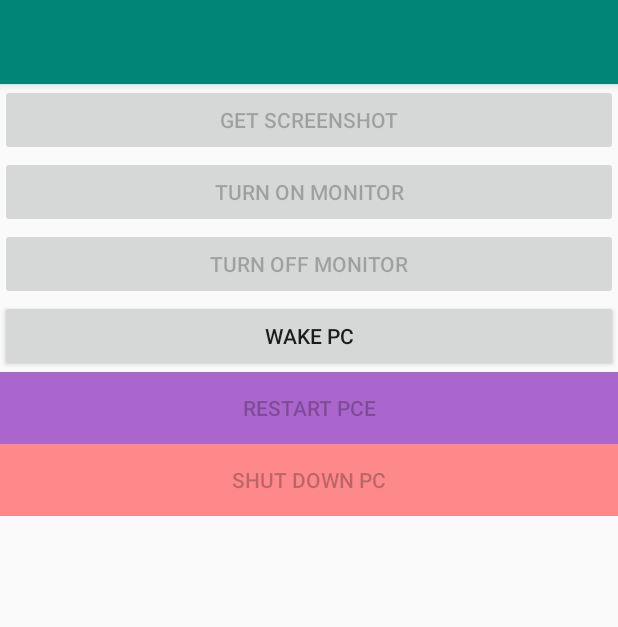
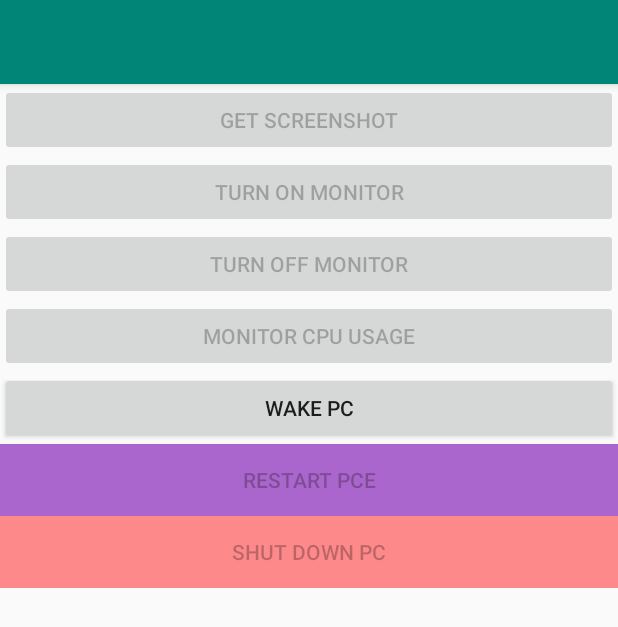
Before and after one commit to HusseinHroub/ClientUDPRemake, an Android app: the screen it shows after launch (MainActivity), on a phone screen of 412 x 824 dp. Shown: the top 627 px of the screen. Run offline under Robolectric (Android 15) with nearby library versions, the phone set to English and light mode, and no system bars; libraries missing offline, so code that uses them is left out: com.github.chrisbanes.photoview; plain views replace PhotoView; network calls fail; 2 statements that could not run were skipped.

Commit message:
Few fixesu

```diff
--- a/app/src/main/java/com/example/clientudpremake/activites/mainactivity/MainActivity.java
+++ b/app/src/main/java/com/example/clientudpremake/activites/mainactivity/MainActivity.java
@@ -14,8 +14,9 @@ import com.example.clientudpremake.broadcasts.wifi.WifiStateObserver;
 import com.example.clientudpremake.commands.Command;
 import com.example.clientudpremake.commands.receivers.ServerOnReceiveCommand;
 import com.example.clientudpremake.commands.senders.BroadcastSenderCommand;
+import com.example.clientudpremake.popups.FadeOutPopup;
+import com.example.clientudpremake.popups.PopUps;
 import com.example.clientudpremake.utilites.AddressesUtility;
-import com.example.clientudpremake.utilites.AnimationUtils;
 import com.example.clientudpremake.utilites.LogUtility;
 import com.example.clientudpremake.utilites.ThreadsUtilty;
 import com.example.clientudpremake.utilites.ToastUtility;
@@ -24,19 +25,28 @@ import com.example.clientudpremake.workers.websocket.WebSocketCommandsFactory;
 import com.google.android.material.navigation.NavigationView;
 
 import java.net.SocketException;
+import java.util.ArrayList;
+import java.util.List;
 
 public class MainActivity extends ActivityStateObservable implements NavigationView.OnNavigationItemSelectedListener, WifiStateObserver {
     private static final String IS_SERVER_ON = "isServerOn";
+    private List<PopUps> popUps;
 
     @Override
     protected void onCreate(Bundle savedInstanceState) {
         LogUtility.log("Application started");
         super.onCreate(savedInstanceState);
+        initPopups();
         setContentView(R.layout.activity_main_drawer);
         new ToolbarHelper(this).init();
         new BroadcastRegisterManager(new WifiBroadcastReceiver(this), this);
         initReceiveWorker();
 
+    }
+
+    private void initPopups() {
+        popUps = new ArrayList<>();
+        popUps.add(new FadeOutPopup(findViewById(R.id.image_container)));
     }
 
     private void initReceiveWorker() {
@@ -99,12 +109,21 @@ public class MainActivity extends ActivityStateObservable implements NavigationV
 
     @Override
     public void onBackPressed() {
-        View view = findViewById(R.id.image_container);
-        if (view.getVisibility() == View.VISIBLE) {
-            AnimationUtils.fadeOut(view);
-        } else {
+        boolean wasPopupRemoved = removePopup();
+        if (!wasPopupRemoved) {
             super.onBackPressed();
         }
+    }
 
+    private boolean removePopup() {
+        boolean wasPopupRemoved = false;
+        for (PopUps popUps : popUps) {
+            if (popUps.isVisible()) {
+                popUps.removeVisibility();
+                wasPopupRemoved = true;
+                break;
+            }
+        }
+        return wasPopupRemoved;
     }
 }
--- /dev/null
+++ b/app/src/main/java/com/example/clientudpremake/popups/FadeOutPopup.java
@@ -0,0 +1,19 @@
+package com.example.clientudpremake.popups;
+
+import android.view.View;
+
+import com.example.clientudpremake.utilites.AnimationUtils;
+import com.example.clientudpremake.utilites.LogUtility;
+
+public class FadeOutPopup extends PopUps {
+
+    public FadeOutPopup(View view) {
+        super(view);
+    }
+
+    @Override
+    public void removeVisibility() {
+        LogUtility.log("A popup is visible, fading it out!");
+        AnimationUtils.fadeOut(view);
+    }
+}
--- /dev/null
+++ b/app/src/main/java/com/example/clientudpremake/popups/PopUps.java
@@ -0,0 +1,18 @@
+package com.example.clientudpremake.popups;
+
+import android.view.View;
+
+public abstract class PopUps {
+    protected final View view;
+
+    public PopUps(View view) {
+        this.view = view;
+    }
+
+    public boolean isVisible() {
+        return view.getVisibility() == View.VISIBLE;
+    }
+
+    abstract public void removeVisibility();
+
+}
--- a/app/src/main/res/layout/activity_main.xml
+++ b/app/src/main/res/layout/activity_main.xml
@@ -35,6 +35,14 @@
             android:enabled="false"
             android:onClick="sendMessage"
             android:text="@string/offmoniotr" />
+
+        <Button
+            android:id="@+id/monitor_cpu_usage"
+            android:layout_width="match_parent"
+            android:layout_height="wrap_content"
+            android:enabled="false"
+            android:onClick="sendMessage"
+            android:text="Monitor CPU Usage" />
 
         <Button
             android:id="@+id/wakeButton"
@@ -76,5 +84,20 @@
             android:visibility="visible" />
     </RelativeLayout>
 
+    <RelativeLayout
+        android:layout_width="match_parent"
+        android:layout_height="match_parent"
+        android:background="#FFFFFF"
+        android:gravity="center"
+        android:visibility="gone">
+
+        <TextView
+            android:id="@+id/textView2"
+            android:layout_width="wrap_content"
+            android:layout_height="wrap_content"
+            android:text="CPU Usage: "
+            android:textSize="30sp" />
+    </RelativeLayout>
+
 
 </FrameLayout>
```
Also changed, not shown: app/src/main/java/com/example/clientudpremake/workers/websocket/WebSocketManager.java (+11 -3 lines).
